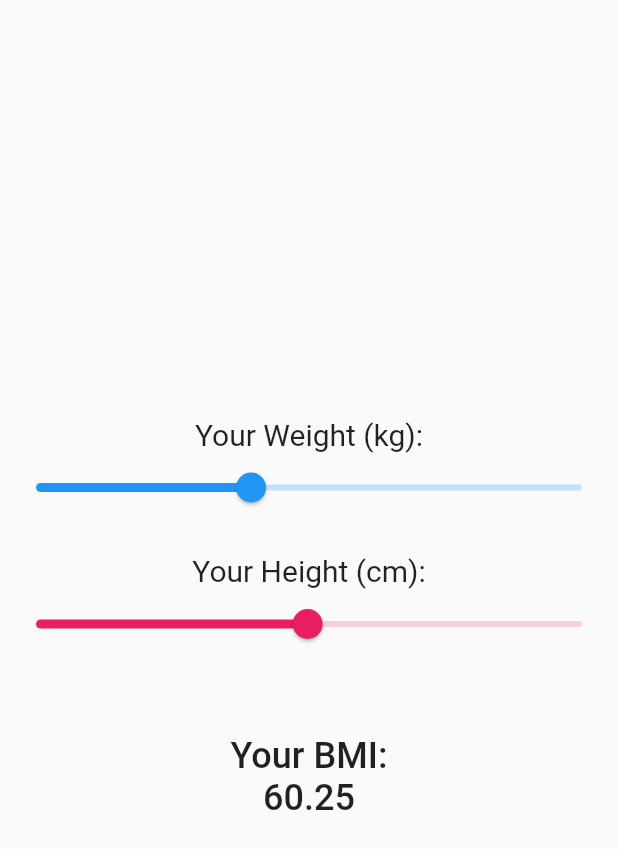
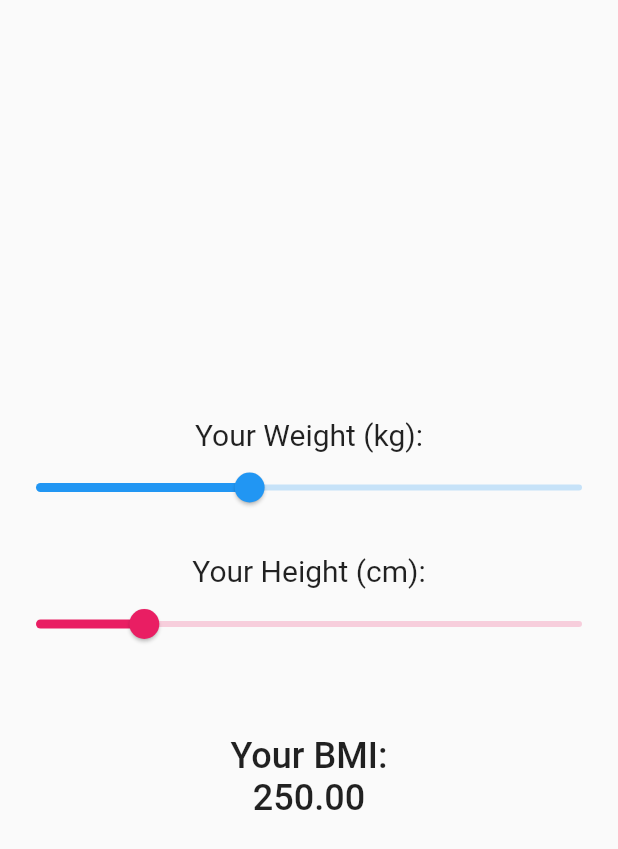
Before and after one commit to RidhaAF/multi_provider, a Flutter app: the screen it shows after launch, on a phone screen of 412 x 824 dp. Shown: the top 849 px of the screen. Run offline on Flutter 3.47's test engine with Material 2 defaults, Android fonts, the phone set to English and light mode, and no system bars.

Commit message:
Adding Provider - Multi Provider

```diff
--- /dev/null
+++ b/lib/height_provider.dart
@@ -0,0 +1,12 @@
+import 'package:flutter/material.dart';
+
+class HeightProvider with ChangeNotifier {
+  double _height = 40;
+
+  double get height => _height;
+
+  set height(double newValue) {
+    _height = newValue;
+    notifyListeners();
+  }
+}
--- a/lib/home_page.dart
+++ b/lib/home_page.dart
@@ -1,4 +1,9 @@
+import 'dart:math';
+
 import 'package:flutter/material.dart';
+import 'package:multi_provider/weight_provider.dart';
+import 'package:multi_provider/height_provider.dart';
+import 'package:provider/provider.dart';
 
 class HomePage extends StatelessWidget {
   @override
@@ -14,13 +19,19 @@ class HomePage extends StatelessWidget {
                 fontSize: 20,
               ),
             ),
-            Slider(
+            Consumer<WeightProvider>(
+              builder: (context, weightProvider, _) => Slider(
                 min: 1,
                 max: 100,
-              value: 40,
+                divisions: 100,
+                label: weightProvider.weight.round().toString(),
+                value: weightProvider.weight,
                 onChanged: (newValue) {
+                  newValue = newValue.roundToDouble();
                   print('weight: $newValue');
+                  weightProvider.weight = newValue;
                 },
+              ),
             ),
             SizedBox(
               height: 20,
@@ -31,26 +42,36 @@ class HomePage extends StatelessWidget {
                 fontSize: 20,
               ),
             ),
-            Slider(
+            Consumer<HeightProvider>(
+              builder: (context, heightProvider, _) => Slider(
                 min: 1,
                 max: 200,
-              value: 100,
+                divisions: 200,
+                label: heightProvider.height.round().toString(),
+                value: heightProvider.height,
                 activeColor: Colors.pink,
                 inactiveColor: Colors.pink.withOpacity(0.2),
                 onChanged: (newValue) {
+                  newValue = newValue.roundToDouble();
                   print('height: $newValue');
+                  heightProvider.height = newValue;
                 },
+              ),
             ),
             SizedBox(
               height: 50,
             ),
-            Text(
-              'Your BMI:\n60.25',
+            Consumer<WeightProvider>(
+              builder: (context, weightProvider, _) => Consumer<HeightProvider>(
+                builder: (context, heightProvider, _) => Text(
+                  'Your BMI:\n${(weightProvider.weight / (pow(heightProvider.height / 100, 2))).toStringAsFixed(2)}',
                   style: TextStyle(
                     fontSize: 24,
                     fontWeight: FontWeight.w500,
                   ),
                   textAlign: TextAlign.center,
+                ),
+              ),
             ),
           ],
         ),
--- a/lib/main.dart
+++ b/lib/main.dart
@@ -1,5 +1,8 @@
 import 'package:flutter/material.dart';
+import 'package:multi_provider/height_provider.dart';
 import 'package:multi_provider/home_page.dart';
+import 'package:multi_provider/weight_provider.dart';
+import 'package:provider/provider.dart';
 
 void main() {
   runApp(MyApp());
@@ -8,9 +11,15 @@ void main() {
 class MyApp extends StatelessWidget {
   @override
   Widget build(BuildContext context) {
-    return MaterialApp(
-      debugShowCheckedModeBanner: false,
-      home: HomePage(),
+    return ChangeNotifierProvider<WeightProvider>(
+      create: (context) => WeightProvider(),
+      child: ChangeNotifierProvider<HeightProvider>(
+        create: (context) => HeightProvider(),
+        child: MaterialApp(
+          debugShowCheckedModeBanner: false,
+          home: HomePage(),
+        ),
+      ),
     );
   }
 }
--- /dev/null
+++ b/lib/weight_provider.dart
@@ -0,0 +1,12 @@
+import 'package:flutter/material.dart';
+
+class WeightProvider with ChangeNotifier {
+  double _weight = 40;
+
+  double get weight => _weight;
+
+  set weight(double newValue) {
+    _weight = newValue;
+    notifyListeners();
+  }
+}
```
Lines whose indentation alone changed are shown as unchanged.
